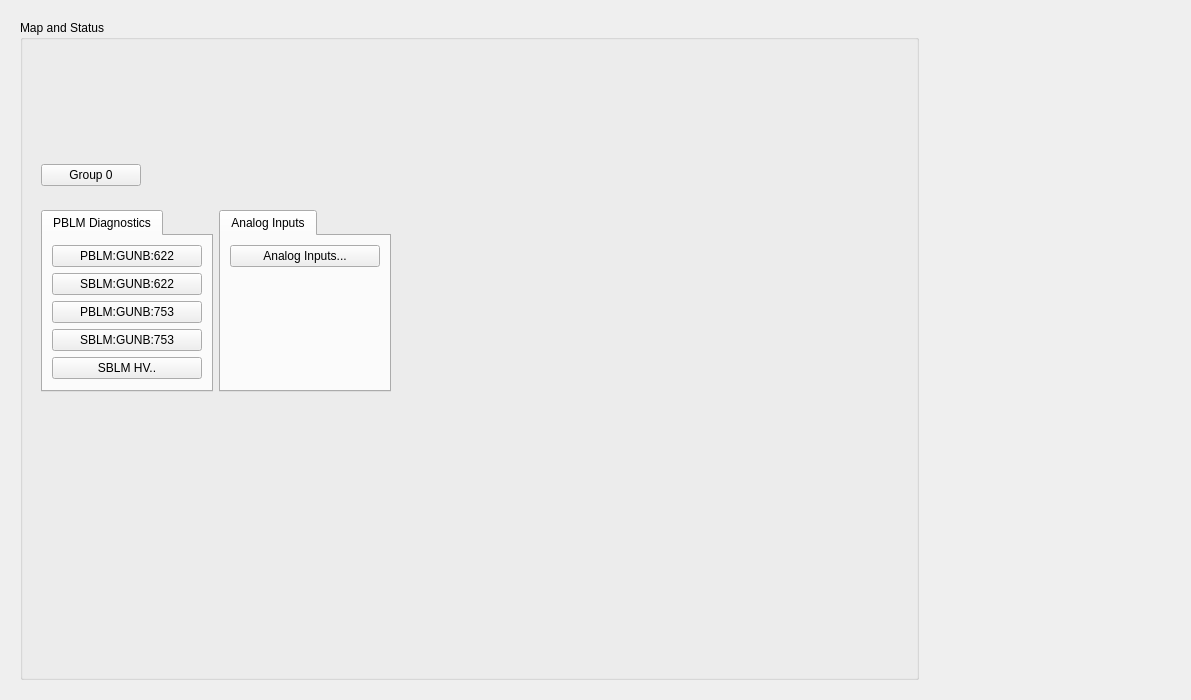
The window that gunb_main.ui (ad-build-test/pydm-mps) describes before a commit, drawn with Qt 5.
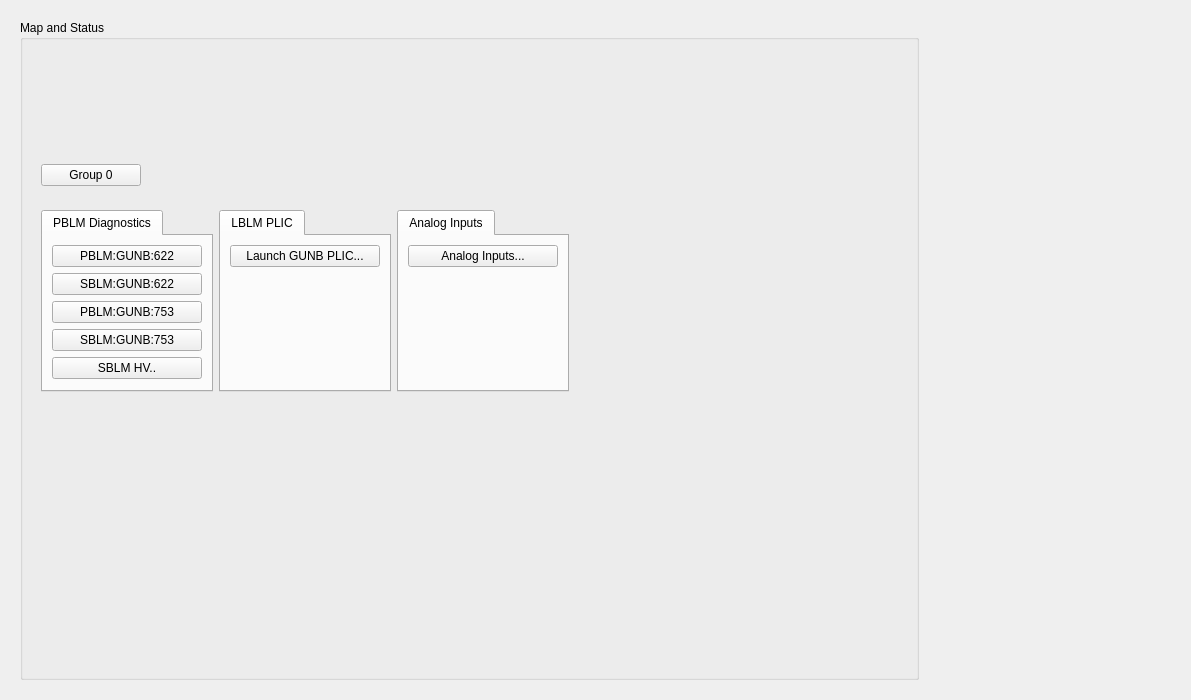
The same window after the commit. Custom widgets are drawn as their Qt base class.

Commit message: Changed analog inputs to use new python file. also added button that launches lblm_global at a specified area.

Diff of the .ui file:
```diff
--- a/gunb_main.ui
+++ b/gunb_main.ui
@@ -109,8 +109,8 @@
            <property name="frameShadow">
             <enum>QFrame::Raised</enum>
            </property>
-           <layout class="QGridLayout" name="gridLayout_4" columnstretch="1,1,3">
-            <item row="0" column="2">
+           <layout class="QGridLayout" name="gridLayout_4" columnstretch="1,1,1,3">
+            <item row="0" column="3">
              <spacer name="horizontalSpacer_2">
               <property name="orientation">
                <enum>Qt::Horizontal</enum>
@@ -130,7 +130,7 @@
               </property>
               <widget class="QWidget" name="tab_2">
                <attribute name="title">
-                <string>Analog Inputs</string>
+                <string>LBLM PLIC</string>
                </attribute>
                <layout class="QGridLayout" name="gridLayout_11">
                 <item row="0" column="0">
@@ -145,7 +145,7 @@
                    <string/>
                   </property>
                   <property name="text">
-                   <string>Analog Inputs...</string>
+                   <string>Launch GUNB PLIC...</string>
                   </property>
                   <property name="filenames" stdset="0">
                    <stringlist>
@@ -369,6 +369,65 @@
               </widget>
              </widget>
             </item>
+            <item row="0" column="2">
+             <widget class="QTabWidget" name="tabWidget_3">
+              <property name="currentIndex">
+               <number>0</number>
+              </property>
+              <widget class="QWidget" name="tab_3">
+               <attribute name="title">
+                <string>Analog Inputs</string>
+               </attribute>
+               <layout class="QGridLayout" name="gridLayout_12">
+                <item row="0" column="0">
+                 <widget class="PyDMRelatedDisplayButton" name="PyDMRelatedDisplayButton_2">
+                  <property name="minimumSize">
+                   <size>
+                    <width>150</width>
+                    <height>20</height>
+                   </size>
+                  </property>
+                  <property name="toolTip">
+                   <string/>
+                  </property>
+                  <property name="text">
+                   <string>Analog Inputs...</string>
+                  </property>
+                  <property name="filenames" stdset="0">
+                   <stringlist>
+                    <string>mps_threshold_area.py</string>
+                   </stringlist>
+                  </property>
+                  <property name="showIcon" stdset="0">
+                   <bool>false</bool>
+                  </property>
+                  <property name="macros" stdset="0">
+                   <stringlist>
+                    <string>{&quot;AREA&quot;:&quot;GUNB&quot;}</string>
+                   </stringlist>
+                  </property>
+                  <property name="openInNewWindow" stdset="0">
+                   <bool>true</bool>
+                  </property>
+                 </widget>
+                </item>
+                <item row="1" column="0">
+                 <spacer name="verticalSpacer_5">
+                  <property name="orientation">
+                   <enum>Qt::Vertical</enum>
+                  </property>
+                  <property name="sizeHint" stdset="0">
+                   <size>
+                    <width>20</width>
+                    <height>40</height>
+                   </size>
+                  </property>
+                 </spacer>
+                </item>
+               </layout>
+              </widget>
+             </widget>
+            </item>
            </layout>
           </widget>
          </item>
```
Left out of the diff: 4 changed lines with no effect on the pictures. The commit also changes 15 other files.
